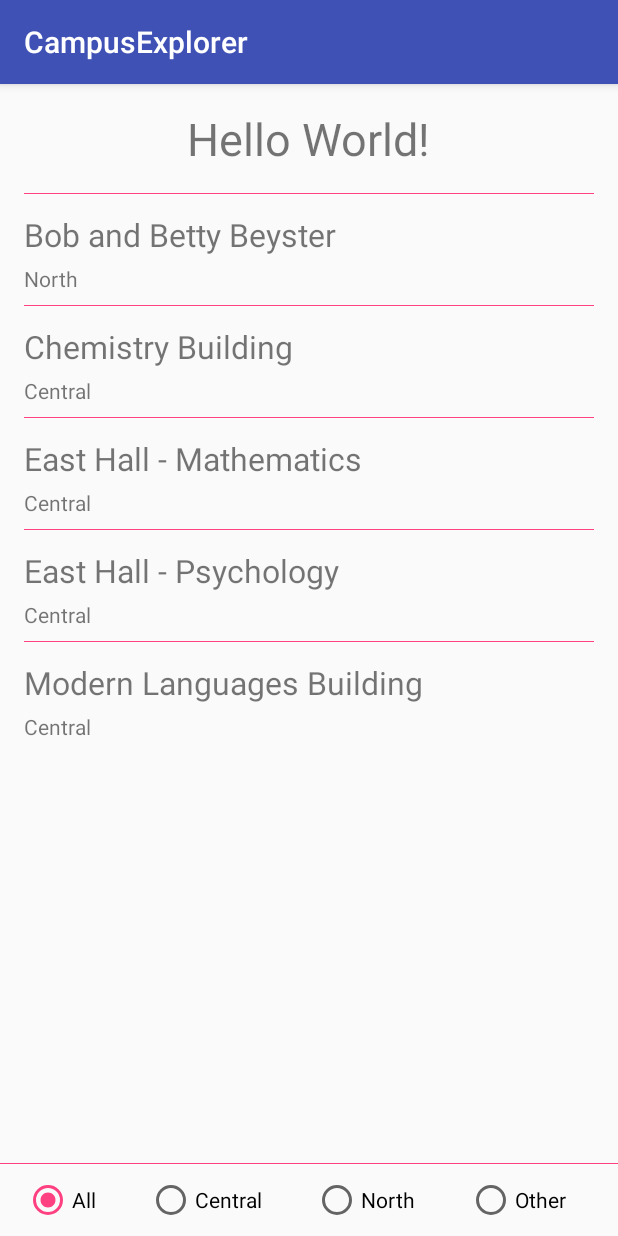
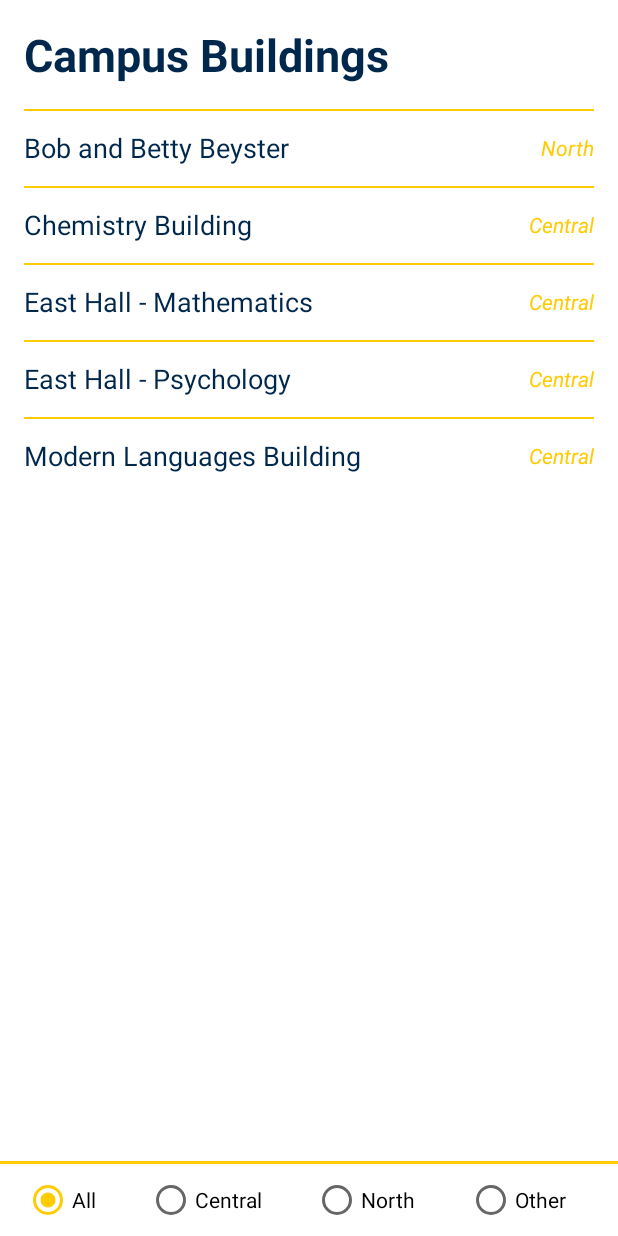
Before and after one commit to jjian4/CampusExplorer, an Android app: the screen it shows after launch (MainActivity), on a phone screen of 412 x 824 dp. Run offline under Robolectric (Android 15) with nearby library versions, the phone set to English and light mode, and no system bars.

Commit message:
Set colors, reformatted list rows, fixed paddings and constraints

```diff
--- a/app/src/main/java/me/jamesjiang/campusexplorer/MainActivity.kt
+++ b/app/src/main/java/me/jamesjiang/campusexplorer/MainActivity.kt
@@ -3,7 +3,6 @@ package me.jamesjiang.campusexplorer
 import android.support.v7.app.AppCompatActivity
 import android.os.Bundle
 import android.support.v7.widget.LinearLayoutManager
-import android.util.Log
 import kotlinx.android.synthetic.main.activity_main.*
 
 //Displays list of buildings, with filter and search options
@@ -34,7 +33,6 @@ class MainActivity : AppCompatActivity() {
             }
         }
 
-
     }
 
 }
--- a/app/src/main/res/layout/activity_main.xml
+++ b/app/src/main/res/layout/activity_main.xml
@@ -5,17 +5,6 @@
     android:layout_width="match_parent"
     android:layout_height="match_parent"
     tools:context=".MainActivity">
-
-    <TextView
-        android:id="@+id/textView"
-        android:layout_width="wrap_content"
-        android:layout_height="wrap_content"
-        android:layout_marginTop="16dp"
-        android:text="Hello World!"
-        android:textSize="30sp"
-        app:layout_constraintLeft_toLeftOf="parent"
-        app:layout_constraintRight_toRightOf="parent"
-        app:layout_constraintTop_toTopOf="parent" />
 
     <android.support.v7.widget.RecyclerView
         android:id="@+id/recylcerview_buildings"
@@ -28,11 +17,11 @@
         app:layout_constraintBottom_toTopOf="@+id/radioGroup"
         app:layout_constraintEnd_toEndOf="parent"
         app:layout_constraintStart_toStartOf="parent"
-        app:layout_constraintTop_toBottomOf="@+id/textView" />
+        app:layout_constraintTop_toBottomOf="@+id/textView_main" />
 
     <View
         android:layout_width="fill_parent"
-        android:layout_height="0.5dp"
+        android:layout_height="2dp"
         android:layout_marginBottom="8dp"
         android:background="@color/colorAccent"
         app:layout_constraintBottom_toTopOf="@id/radioGroup" />
@@ -54,28 +43,46 @@
             android:layout_width="wrap_content"
             android:layout_height="wrap_content"
             android:layout_weight="1"
-            android:text="All" />
+            android:text="All"
+            android:textColor="@android:color/black" />
 
         <RadioButton
             android:id="@+id/radioButton_central"
             android:layout_width="wrap_content"
             android:layout_height="wrap_content"
             android:layout_weight="1"
-            android:text="Central" />
+            android:text="Central"
+            android:textColor="@android:color/black" />
 
         <RadioButton
             android:id="@+id/radioButton_north"
             android:layout_width="wrap_content"
             android:layout_height="wrap_content"
             android:layout_weight="1"
-            android:text="North" />
+            android:text="North"
+            android:textColor="@android:color/black" />
 
         <RadioButton
             android:id="@+id/radioButton_other"
             android:layout_width="wrap_content"
             android:layout_height="wrap_content"
             android:layout_weight="1"
-            android:text="Other" />
+            android:text="Other"
+            android:textColor="@android:color/black" />
     </RadioGroup>
 
+    <TextView
+        android:id="@+id/textView_main"
+        android:layout_width="wrap_content"
+        android:layout_height="wrap_content"
+        android:layout_marginStart="16dp"
+        android:layout_marginTop="16dp"
+        android:text="@string/main_textview"
+        android:textAllCaps="false"
+        android:textColor="@color/colorPrimary"
+        android:textSize="30sp"
+        android:textStyle="bold"
+        app:layout_constraintStart_toStartOf="parent"
+        app:layout_constraintTop_toTopOf="parent" />
+
 </android.support.constraint.ConstraintLayout>
--- a/app/src/main/res/layout/buildings_row.xml
+++ b/app/src/main/res/layout/buildings_row.xml
@@ -9,12 +9,16 @@
         android:id="@+id/textView_building_name"
         android:layout_width="0dp"
         android:layout_height="wrap_content"
+        android:layout_marginBottom="8dp"
+        android:layout_marginEnd="8dp"
         android:layout_marginTop="8dp"
         android:paddingBottom="5dp"
         android:paddingTop="5dp"
-        android:text="TextView"
-        android:textSize="21sp"
-        app:layout_constraintEnd_toEndOf="parent"
+        android:text="[Building name]"
+        android:textColor="@color/colorPrimary"
+        android:textSize="18sp"
+        app:layout_constraintBottom_toBottomOf="parent"
+        app:layout_constraintEnd_toStartOf="@+id/textview_area"
         app:layout_constraintStart_toStartOf="parent"
         app:layout_constraintTop_toTopOf="parent" />
 
@@ -24,14 +28,17 @@
         android:layout_width="wrap_content"
         android:layout_height="wrap_content"
         android:layout_marginBottom="8dp"
-        android:text="TextView"
-        app:layout_constraintBottom_toBottomOf="parent"
-        app:layout_constraintStart_toStartOf="parent"
-        app:layout_constraintTop_toBottomOf="@+id/textView_building_name" />
+        android:layout_marginTop="8dp"
+        android:text="[Campus]"
+        android:textColor="@color/colorAccent"
+        android:textStyle="italic"
+        app:layout_constraintBottom_toBottomOf="@+id/textView_building_name"
+        app:layout_constraintEnd_toEndOf="parent"
+        app:layout_constraintTop_toTopOf="@+id/textView_building_name" />
 
     <View
         android:layout_width="fill_parent"
-        android:layout_height="0.5dp"
+        android:layout_height="1dp"
         android:background="@color/colorAccent"/>
 
 </android.support.constraint.ConstraintLayout>
--- a/app/src/main/res/values/colors.xml
+++ b/app/src/main/res/values/colors.xml
@@ -1,6 +1,8 @@
 <?xml version="1.0" encoding="utf-8"?>
 <resources>
-    <color name="colorPrimary">#3F51B5</color>
-    <color name="colorPrimaryDark">#303F9F</color>
-    <color name="colorAccent">#FF4081</color>
+    <color name="colorPrimary">#00274c</color>
+    <color name="colorPrimaryDark">#000034</color>
+    <color name="colorAccent">#ffcb05</color>
+    <color name="blackText">#333333</color>
+    <color name="background">#ffffff</color>
 </resources>
--- a/app/src/main/res/values/strings.xml
+++ b/app/src/main/res/values/strings.xml
@@ -1,5 +1,7 @@
 <resources>
-    <string name="app_name">CampusExplorer</string>
+    <string name="app_name">Campus Explorer</string>
+
+    <string name="main_textview">Campus Buildings</string>
 
     <string name="info_website_button">Website</string>
     <string name="info_directions_button">Directions</string>
--- a/app/src/main/res/values/styles.xml
+++ b/app/src/main/res/values/styles.xml
@@ -2,10 +2,17 @@
 
     <!-- Base application theme. -->
     <style name="AppTheme" parent="Theme.AppCompat.Light.DarkActionBar">
-        <!-- Customize your theme here. -->
+
+        <!--No action bar-->
+        <item name="windowActionBar">false</item>
+        <item name="windowNoTitle">true</item>
+
+        <!-- Colors -->
         <item name="colorPrimary">@color/colorPrimary</item>
         <item name="colorPrimaryDark">@color/colorPrimaryDark</item>
         <item name="colorAccent">@color/colorAccent</item>
+
+        <item name="android:windowBackground">@color/background</item>
     </style>
 
 </resources>
```
Also changed, not shown: app/src/main/java/me/jamesjiang/campusexplorer/BuildingInfoActivity.kt (+8 -1 lines), app/src/main/res/layout/activity_building_info.xml (+21 -8 lines), app/src/main/res/drawable-hdpi/ic_search.png (added), app/src/main/res/drawable-mdpi/ic_search.png (added), app/src/main/res/drawable-xhdpi/ic_search.png (added), app/src/main/res/drawable-xxhdpi/ic_search.png (added).
